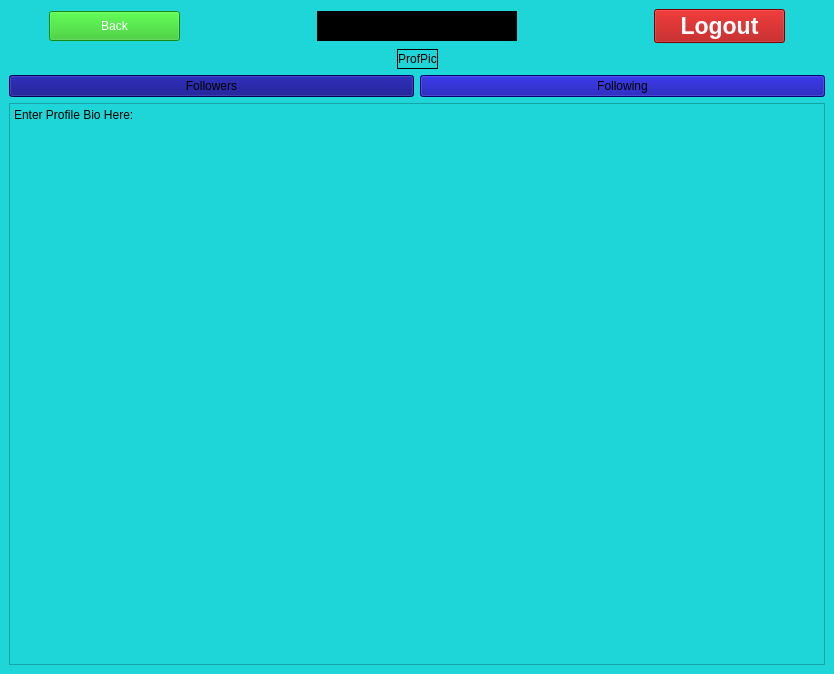
Before: the Qt Designer form Paxel/profile.ui in ClownKingWalrus/PAXEL, drawn with Qt 5.
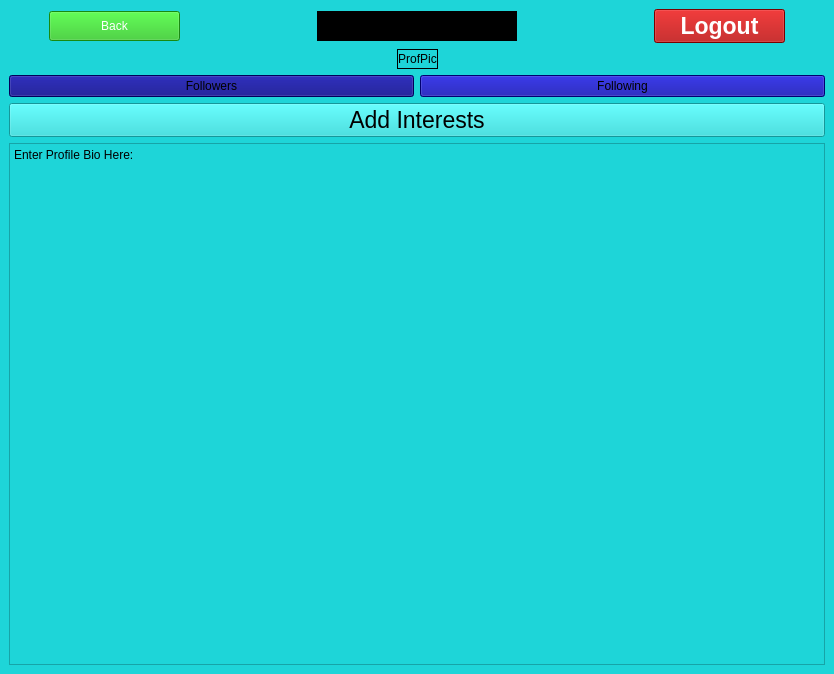
After: the same form once the commit is applied.

Diff of the .ui file:
```diff
--- a/Paxel/profile.ui
+++ b/Paxel/profile.ui
@@ -177,6 +177,22 @@
     </item>
     <item row="3" column="0">
      <layout class="QVBoxLayout" name="verticalLayout_2">
+      <item>
+       <widget class="QPushButton" name="AddInterestsProfile">
+        <property name="font">
+         <font>
+          <family>MS Sans Serif</family>
+          <pointsize>17</pointsize>
+         </font>
+        </property>
+        <property name="mouseTracking">
+         <bool>true</bool>
+        </property>
+        <property name="text">
+         <string>Add Interests</string>
+        </property>
+       </widget>
+      </item>
       <item>
        <widget class="QPlainTextEdit" name="plainTextEdit">
         <property name="styleSheet">
```
